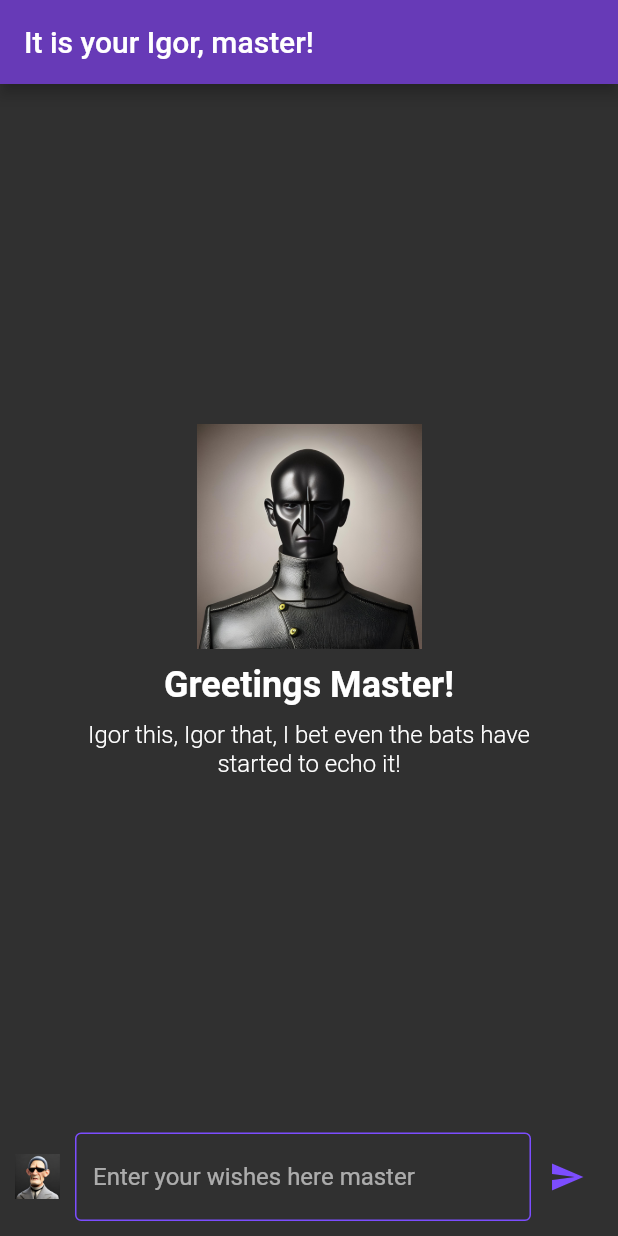
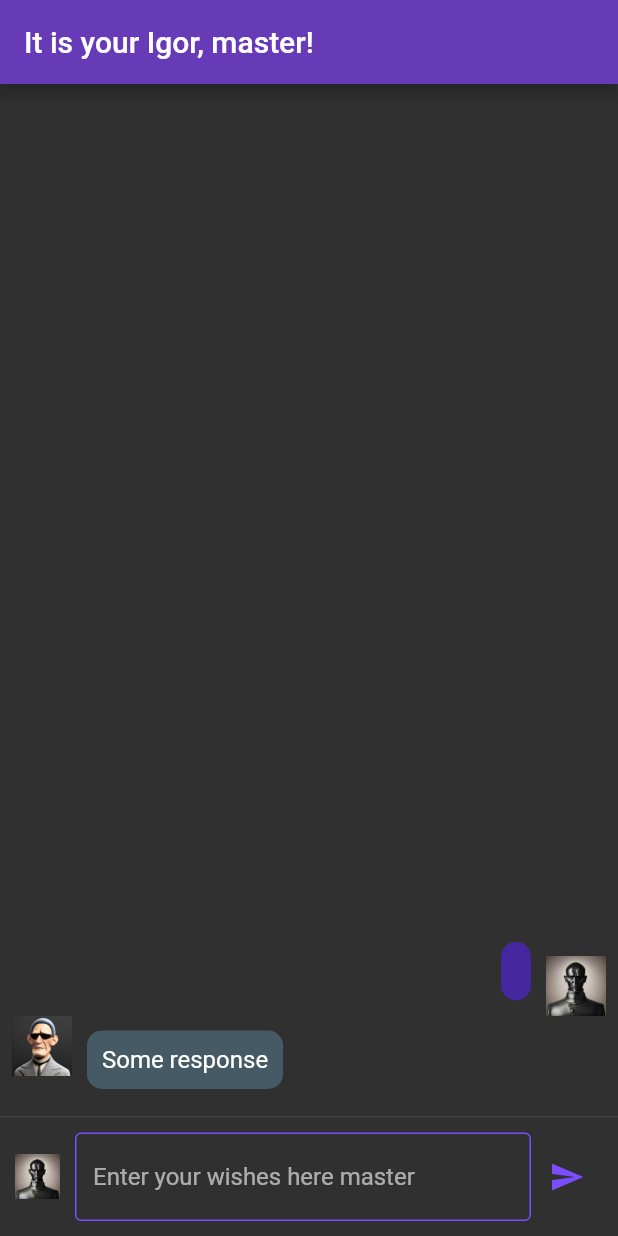
Before and after one commit to themaxut/igor, a Flutter app: the screen it shows after launch, after a tap on the "send" icon, on a phone screen of 412 x 824 dp. Run offline on Flutter 3.47's test engine with Material 2 defaults, Android fonts, the phone set to English and light mode, and no system bars; our stand-ins replace firebase_core; accounts and stored records are empty.

Commit message:
implemented mock chat

```diff
--- a/lib/main.dart
+++ b/lib/main.dart
@@ -1,8 +1,9 @@
+// ignore_for_file: public_member_api_docs, sort_constructors_first
 import 'package:flutter/material.dart';
-import 'package:igor/views/chat_view.dart';
+import 'package:igor/views/chat/chat_view.dart';
 
 void main() {
-  runApp(IgorApp());
+  runApp(const IgorApp());
 }
 
 class IgorApp extends StatelessWidget {
--- /dev/null
+++ b/lib/views/chat/chat_view.dart
@@ -0,0 +1,177 @@
+// ignore_for_file: public_member_api_docs, sort_constructors_first
+import 'package:flutter/material.dart';
+import 'package:igor/views/chat/greeting_chat_view.dart';
+
+class ChatMessage {
+  String sender;
+  String text;
+
+  ChatMessage({
+    required this.sender,
+    required this.text,
+  });
+}
+
+class ChatView extends StatefulWidget {
+  const ChatView({super.key});
+
+  @override
+  _ChatViewState createState() => _ChatViewState();
+}
+
+class _ChatViewState extends State<ChatView> {
+  final List<ChatMessage> _messages = [];
+  final TextEditingController _textController = TextEditingController();
+
+  void _handleSubmit(String text) {
+    _textController.clear();
+
+    ChatMessage message = ChatMessage(sender: 'User', text: text);
+    setState(() {
+      _messages.insert(0, message);
+    });
+
+    //Mock response from Igor
+    ChatMessage response = ChatMessage(sender: 'Igor', text: 'Some response');
+    setState(() {
+      _messages.insert(0, response);
+    });
+  }
+
+  // Decice what to show based on if there are any messages
+  Widget _buildChatBody() {
+    if (_messages.isEmpty) {
+      return const GreetingChatView();
+    } else {
+      return Expanded(
+        child: ListView.builder(
+          itemBuilder: (_, int index) => _buildMessageRow(_messages[index]),
+          itemCount: _messages.length,
+          padding: const EdgeInsets.all(8.0),
+          reverse: true,
+        ),
+      );
+    }
+  }
+
+  Widget _buildMessageRow(ChatMessage message) {
+    return Row(
+      crossAxisAlignment: message.sender == 'User'
+          ? CrossAxisAlignment.end
+          : CrossAxisAlignment.start,
+      children: [
+        message.sender == 'User'
+            ? const Expanded(child: SizedBox())
+            : Image.asset(
+                'assets/images/igor-2.png',
+                height: 40,
+                width: 40,
+              ),
+        Container(
+          margin: const EdgeInsets.all(10.0),
+          padding: const EdgeInsets.all(10.0),
+          decoration: BoxDecoration(
+            color: message.sender == 'User'
+                ? Colors.deepPurple[800]
+                : Colors.blueGrey[700],
+            borderRadius: BorderRadius.circular(10),
+          ),
+          child: Text(
+            message.text,
+            style: const TextStyle(
+              fontSize: 16,
+            ),
+          ),
+        ),
+        message.sender == 'User'
+            ? Image.asset(
+                'assets/images/igor-main.png',
+                height: 40,
+                width: 40,
+              )
+            : const Expanded(
+                child: SizedBox(),
+              ),
+      ],
+    );
+
+    // return ListTile(
+    //   leading: message.sender == 'Igor'
+    //       ? Image.asset(
+    //           'assets/images/igor-2.png',
+    //           height: 30,
+    //           width: 30,
+    //         )
+    //       : null,
+    //   title: Text(message.sender),
+    //   subtitle: Text(message.message),
+    // );
+  }
+
+  @override
+  Widget build(BuildContext context) {
+    return MaterialApp(
+      title: 'Igor',
+      theme: ThemeData.dark(),
+      home: Scaffold(
+        appBar: AppBar(
+          title: const Text('It is your Igor, master!'),
+          backgroundColor: Colors.deepPurple,
+          //TODO: add Logout button
+        ),
+        body: Column(
+          children: <Widget>[
+            _buildChatBody(), // show either the greeting or the messages
+            const Divider(
+              height: 1.0,
+            ),
+            Container(
+              padding: const EdgeInsets.symmetric(
+                horizontal: 10,
+                vertical: 10,
+              ),
+              child: Row(
+                children: [
+                  Image.asset(
+                    'assets/images/igor-main.png',
+                    height: 30,
+                    width: 30,
+                  ),
+                  const SizedBox(width: 10),
+                  Expanded(
+                    child: TextField(
+                      controller: _textController,
+                      onSubmitted: _handleSubmit,
+                      decoration: const InputDecoration(
+                        border: OutlineInputBorder(
+                          borderSide: BorderSide(
+                              color: Colors.deepPurpleAccent, width: 1.0),
+                        ),
+                        enabledBorder: OutlineInputBorder(
+                          borderSide: BorderSide(
+                              color: Colors.deepPurpleAccent, width: 1.0),
+                        ),
+                        focusedBorder: OutlineInputBorder(
+                          borderSide: BorderSide(
+                              color: Colors.deepPurpleAccent, width: 2.0),
+                        ),
+                        hintText: 'Enter your wishes here master',
+                      ),
+                    ),
+                  ),
+                  IconButton(
+                    onPressed: () {
+                      _handleSubmit(_textController.text);
+                    },
+                    icon: const Icon(Icons.send),
+                    color: Colors.deepPurpleAccent,
+                  ),
+                ],
+              ),
+            ),
+          ],
+        ),
+      ),
+    );
+  }
+}
--- /dev/null
+++ b/lib/views/chat/greeting_chat_view.dart
@@ -0,0 +1,47 @@
+// ignore_for_file: public_member_api_docs, sort_constructors_first
+import 'package:flutter/material.dart';
+
+class GreetingChatView extends StatelessWidget {
+  const GreetingChatView({super.key});
+
+  @override
+  Widget build(BuildContext context) {
+    return Expanded(
+      child: Center(
+        child: Column(
+          mainAxisAlignment: MainAxisAlignment.center,
+          children: [
+            Image.asset(
+              'assets/images/igor-2.png',
+              height: 150,
+              width: 150,
+            ),
+            const Padding(
+              padding: EdgeInsets.symmetric(
+                vertical: 10,
+              ),
+              child: Text(
+                'Greetings Master!',
+                style: TextStyle(
+                  fontSize: 24,
+                  fontWeight: FontWeight.bold,
+                ),
+              ),
+            ),
+            const Padding(
+              padding: EdgeInsets.symmetric(horizontal: 50),
+              child: Text(
+                'Igor this, Igor that, I bet even the bats have started to echo it!',
+                style: TextStyle(
+                  fontSize: 16,
+                  fontWeight: FontWeight.w300,
+                ),
+                textAlign: TextAlign.center,
+              ),
+            ),
+          ],
+        ),
+      ),
+    );
+  }
+}
--- a/lib/views/chat_view.dart
+++ /dev/null
@@ -1,100 +0,0 @@
-import 'package:flutter/material.dart';
-
-class ChatView extends StatelessWidget {
-  const ChatView({super.key});
-
-  @override
-  Widget build(BuildContext context) {
-    return MaterialApp(
-      title: 'Igor',
-      theme: ThemeData.dark(),
-      home: Scaffold(
-        appBar: AppBar(
-          title: const Text('It is your Igor, master!'),
-          backgroundColor: Colors.deepPurple,
-          //TODO: add Logout button
-        ),
-        body: Column(
-          children: <Widget>[
-            Expanded(
-              child: Center(
-                child: Column(
-                  mainAxisAlignment: MainAxisAlignment.center,
-                  children: [
-                    Image.asset(
-                      'assets/images/igor-main.png',
-                      height: 150,
-                      width: 150,
-                    ),
-                    const Padding(
-                      padding: EdgeInsets.symmetric(
-                        vertical: 10,
-                      ),
-                      child: Text(
-                        'Greetings Master!',
-                        style: TextStyle(
-                          fontSize: 24,
-                          fontWeight: FontWeight.bold,
-                        ),
-                      ),
-                    ),
-                    const Padding(
-                      padding: EdgeInsets.symmetric(horizontal: 50),
-                      child: Text(
-                        'Igor this, Igor that, I bet even the bats have started to echo it!',
-                        style: TextStyle(
-                          fontSize: 16,
-                          fontWeight: FontWeight.w300,
-                        ),
-                        textAlign: TextAlign.center,
-                      ),
-                    ),
-                  ],
-                ),
-              ),
-            ),
-            Container(
-              padding: const EdgeInsets.symmetric(horizontal: 10, vertical: 10),
-              child: Row(
-                children: [
-                  Image.asset(
-                    'assets/images/igor-2.png',
-                    height: 30,
-                    width: 30,
-                  ),
-                  const SizedBox(width: 10),
-                  const Expanded(
-                    child: TextField(
-                      decoration: InputDecoration(
-                        border: OutlineInputBorder(
-                          borderSide: BorderSide(
-                              color: Colors.deepPurpleAccent, width: 1.0),
-                        ),
-                        enabledBorder: OutlineInputBorder(
-                          borderSide: BorderSide(
-                              color: Colors.deepPurpleAccent, width: 1.0),
-                        ),
-                        focusedBorder: OutlineInputBorder(
-                          borderSide: BorderSide(
-                              color: Colors.deepPurpleAccent, width: 2.0),
-                        ),
-                        hintText: 'Enter your wishes here master',
-                      ),
-                    ),
-                  ),
-                  IconButton(
-                    onPressed: () {
-                      //TODO: Add send logic here
-                    },
-                    icon: const Icon(Icons.send),
-                    color: Colors.deepPurpleAccent,
-                  ),
-                ],
-              ),
-            ),
-          ],
-        ),
-      ),
-    );
-  }
-}
```
